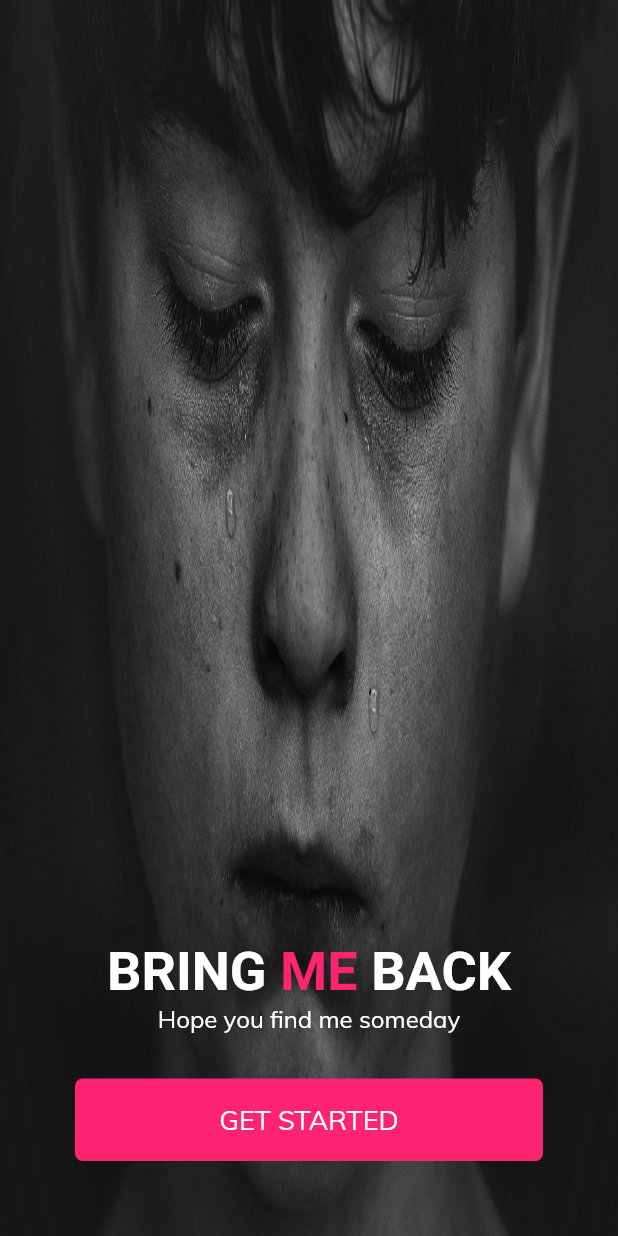
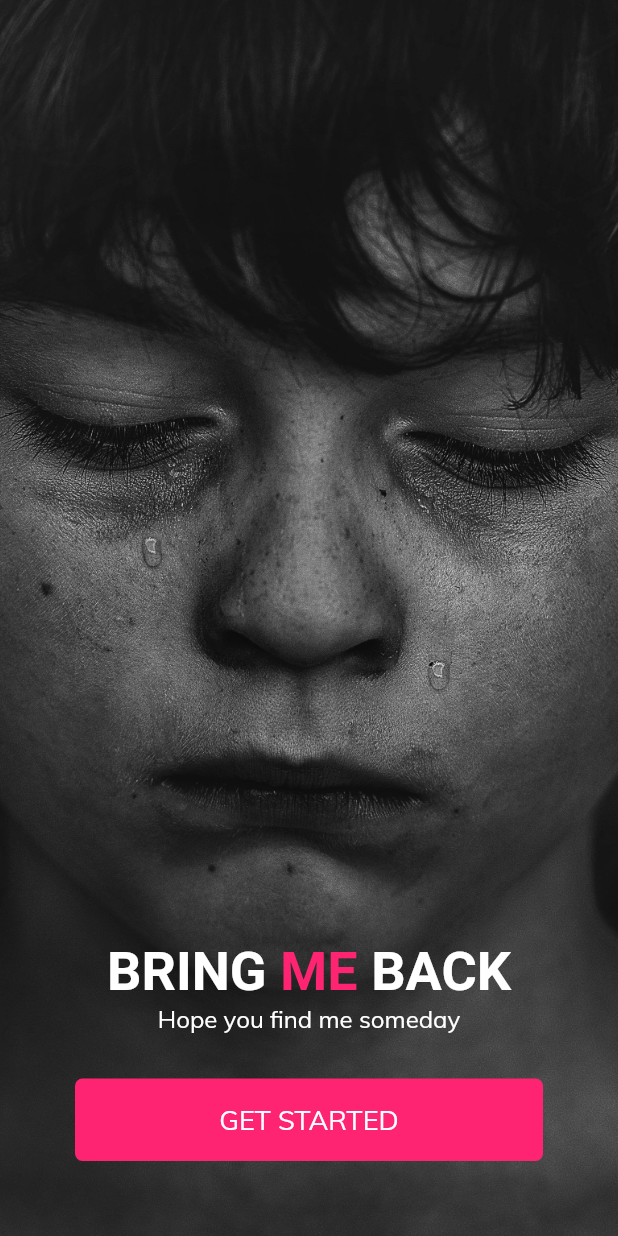
Before and after one commit to VishnuDileesh/BringMeBack-FlutterUIPractice, a Flutter app: the screen it shows after launch, on a phone screen of 412 x 824 dp. Run offline on Flutter 3.47's test engine with Material 2 defaults, Android fonts, the phone set to English and light mode, and no system bars.

Commit message:
Fix home screen cover image

```diff
--- a/lib/screens/home.dart
+++ b/lib/screens/home.dart
@@ -11,14 +11,30 @@ class HomeScreen extends StatelessWidget{
 			child: Stack(
 				children: <Widget>[
 
+
 					Center(
 						child: Image.asset(
 							'assets/images/bg-image.jpg',
-							width: size.width,
 							height: size.height,
-							fit: BoxFit.fill,
+							fit: BoxFit.cover,
 						),
 					),
+
+			/*
+
+					Container(
+						decoration: BoxDecoration(
+							image: DecorationImage(
+								image: AssetImage(
+									'assets/images/bg-image.jpg',
+								),
+								fit: BoxFit.fill,
+							),
+						),
+					),
+
+				*/
+
 
 					Column(
 						mainAxisAlignment: MainAxisAlignment.end,
```
Also changed, not shown: assets/images/bg-image.jpg.
